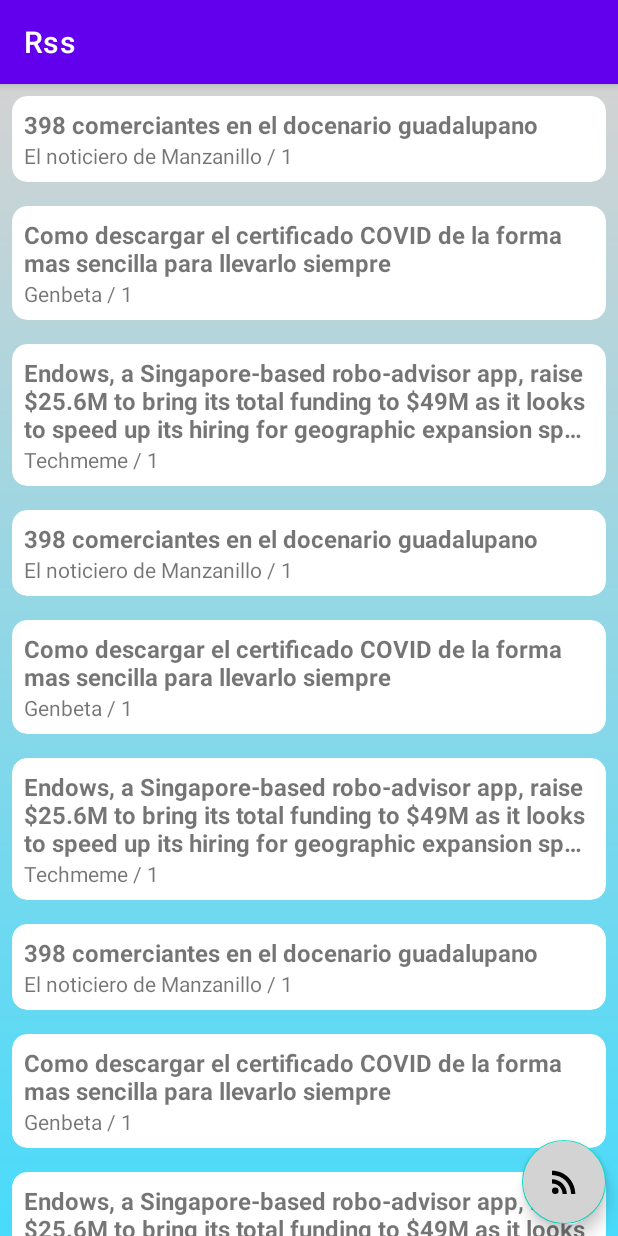
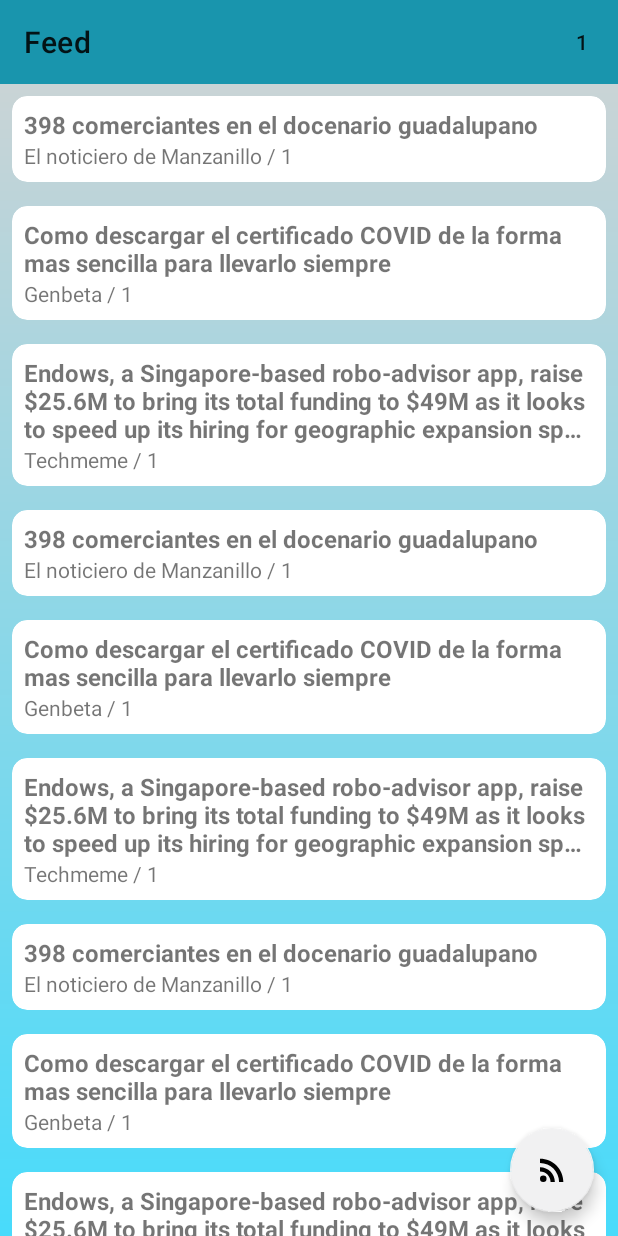
Before and after one commit to jjcr11/rss-kotlin, an Android app: the screen it shows after launch (MainActivity), on a phone screen of 412 x 824 dp. Run offline under Robolectric (Android 15) with nearby library versions, the phone set to English and light mode, and no system bars.

Commit message:
Color scheme and Material Toolbar seted

```diff
--- a/app/src/main/java/com/example/rss/MainActivity.kt
+++ b/app/src/main/java/com/example/rss/MainActivity.kt
@@ -2,6 +2,7 @@ package com.example.rss
 
 import androidx.appcompat.app.AppCompatActivity
 import android.os.Bundle
+import android.view.View
 import android.widget.Toast
 import androidx.recyclerview.widget.LinearLayoutManager
 import androidx.recyclerview.widget.RecyclerView
@@ -17,6 +18,8 @@ class MainActivity : AppCompatActivity() {
         super.onCreate(savedInstanceState)
         binding = ActivityMainBinding.inflate(layoutInflater)
         setContentView(binding.root)
+
+        supportActionBar?.hide()
 
         feedAdapter = FeedAdapter(getFeeds())
 
--- a/app/src/main/res/layout/activity_main.xml
+++ b/app/src/main/res/layout/activity_main.xml
@@ -1,27 +1,40 @@
 <?xml version="1.0" encoding="utf-8"?>
-<androidx.constraintlayout.widget.ConstraintLayout xmlns:android="http://schemas.android.com/apk/res/android"
+<androidx.coordinatorlayout.widget.CoordinatorLayout
+    xmlns:android="http://schemas.android.com/apk/res/android"
     xmlns:app="http://schemas.android.com/apk/res-auto"
     xmlns:tools="http://schemas.android.com/tools"
     android:layout_width="match_parent"
-    android:layout_height="match_parent"
-    tools:context=".MainActivity"
+    android:layout_height="wrap_content"
     android:background="@drawable/gradiant">
+
+    <com.google.android.material.appbar.AppBarLayout
+        android:layout_width="match_parent"
+        android:layout_height="wrap_content"
+        app:liftOnScroll="true">
+
+        <com.google.android.material.appbar.MaterialToolbar
+            android:id="@+id/mtb"
+            android:layout_width="match_parent"
+            android:layout_height="?attr/actionBarSize"
+            android:background="@color/blue"
+            app:title="Feed"
+            app:menu="@menu/top_app_bar"
+            app:layout_scrollFlags="scroll|enterAlways|snap"/>
+
+    </com.google.android.material.appbar.AppBarLayout>
 
     <androidx.recyclerview.widget.RecyclerView
         android:id="@+id/rv"
         android:layout_width="match_parent"
         android:layout_height="match_parent"
-        tools:layout_editor_absoluteX="-27dp"
-        tools:layout_editor_absoluteY="-114dp"
-        tools:listitem="@layout/headline_item" />
+        app:layout_behavior="@string/appbar_scrolling_view_behavior"
+        tools:listitem="@layout/headline_item"/>
 
     <com.google.android.material.floatingactionbutton.FloatingActionButton
         android:layout_width="wrap_content"
         android:layout_height="wrap_content"
-        android:layout_margin="@dimen/common_min"
-        android:src="@drawable/ic_rss_feed"
-        android:backgroundTint="#d3d3d3"
-        app:layout_constraintEnd_toEndOf="parent"
-        app:layout_constraintBottom_toBottomOf="parent"/>
+        android:layout_gravity="bottom|right"
+        android:layout_margin="@dimen/common_default"
+        android:src="@drawable/ic_rss_feed"/>
 
-</androidx.constraintlayout.widget.ConstraintLayout>
+</androidx.coordinatorlayout.widget.CoordinatorLayout>
--- /dev/null
+++ b/app/src/main/res/menu/top_app_bar.xml
@@ -0,0 +1,11 @@
+<?xml version="1.0" encoding="utf-8"?>
+<menu
+    xmlns:android="http://schemas.android.com/apk/res/android"
+    xmlns:app="http://schemas.android.com/apk/res-auto">
+
+    <item
+        android:id="@+id/count"
+        android:title="1"
+        app:showAsAction="ifRoom"/>
+
+</menu>
--- a/app/src/main/res/values-night/themes.xml
+++ b/app/src/main/res/values-night/themes.xml
@@ -2,12 +2,12 @@
     <!-- Base application theme. -->
     <style name="Theme.Rss" parent="Theme.MaterialComponents.DayNight.DarkActionBar">
         <!-- Primary brand color. -->
-        <item name="colorPrimary">@color/purple_200</item>
-        <item name="colorPrimaryVariant">@color/purple_700</item>
+        <item name="colorPrimary">@color/blue_light</item>
+        <item name="colorPrimaryVariant">@color/blue</item>
         <item name="colorOnPrimary">@color/black</item>
         <!-- Secondary brand color. -->
-        <item name="colorSecondary">@color/teal_200</item>
-        <item name="colorSecondaryVariant">@color/teal_200</item>
+        <item name="colorSecondary">@color/gray_light</item>
+        <item name="colorSecondaryVariant">@color/gray_light</item>
         <item name="colorOnSecondary">@color/black</item>
         <!-- Status bar color. -->
         <item name="android:statusBarColor" tools:targetApi="l">?attr/colorPrimaryVariant</item>
--- a/app/src/main/res/values/colors.xml
+++ b/app/src/main/res/values/colors.xml
@@ -1,10 +1,20 @@
 <?xml version="1.0" encoding="utf-8"?>
 <resources>
-    <color name="purple_200">#FFBB86FC</color>
-    <color name="purple_500">#FF6200EE</color>
-    <color name="purple_700">#FF3700B3</color>
-    <color name="teal_200">#FF03DAC5</color>
-    <color name="teal_700">#FF018786</color>
-    <color name="black">#FF000000</color>
-    <color name="white">#FFFFFFFF</color>
+    <color name="blue_light">#A1D6E2</color>
+    <color name="blue">#1995AD</color>
+    <color name="gray_light">#F1F1F2</color>
+    <color name="gray">#BCBABE</color>
+    <color name="black">#000000</color>
+    <color name="white">#FFFFFF</color>
 </resources>
+
+    <!--?xml version="1.0" encoding="utf-8"?>
+<resources>
+<color name="blue">#1995AD</color>
+<color name="blue_light">#A1D6E2</color>
+<color name="gray">#BCBABE</color>
+<color name="gray_light">#F1F1F2</color>
+<color name="black">#000000</color>
+<color name="white">#FFFFFF</color>
+<color name="white">#D3D3D3</color>
+</resources-->
--- a/app/src/main/res/values/themes.xml
+++ b/app/src/main/res/values/themes.xml
@@ -2,12 +2,12 @@
     <!-- Base application theme. -->
     <style name="Theme.Rss" parent="Theme.MaterialComponents.DayNight.DarkActionBar">
         <!-- Primary brand color. -->
-        <item name="colorPrimary">@color/purple_500</item>
-        <item name="colorPrimaryVariant">@color/purple_700</item>
+        <item name="colorPrimary">@color/blue</item>
+        <item name="colorPrimaryVariant">@color/blue_light</item>
         <item name="colorOnPrimary">@color/white</item>
         <!-- Secondary brand color. -->
-        <item name="colorSecondary">@color/teal_200</item>
-        <item name="colorSecondaryVariant">@color/teal_700</item>
+        <item name="colorSecondary">@color/gray_light</item>
+        <item name="colorSecondaryVariant">@color/gray</item>
         <item name="colorOnSecondary">@color/black</item>
         <!-- Status bar color. -->
         <item name="android:statusBarColor" tools:targetApi="l">?attr/colorPrimaryVariant</item>
```
